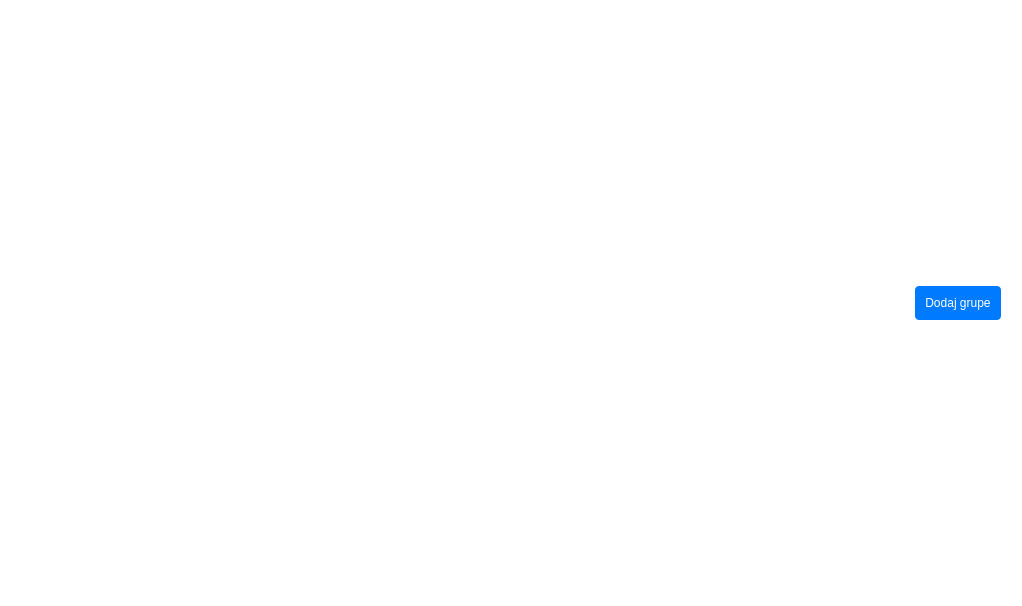
The window that groupswidget.ui (Karoleqk/Baza-Kontaktow) describes before a commit, drawn with Qt 5.
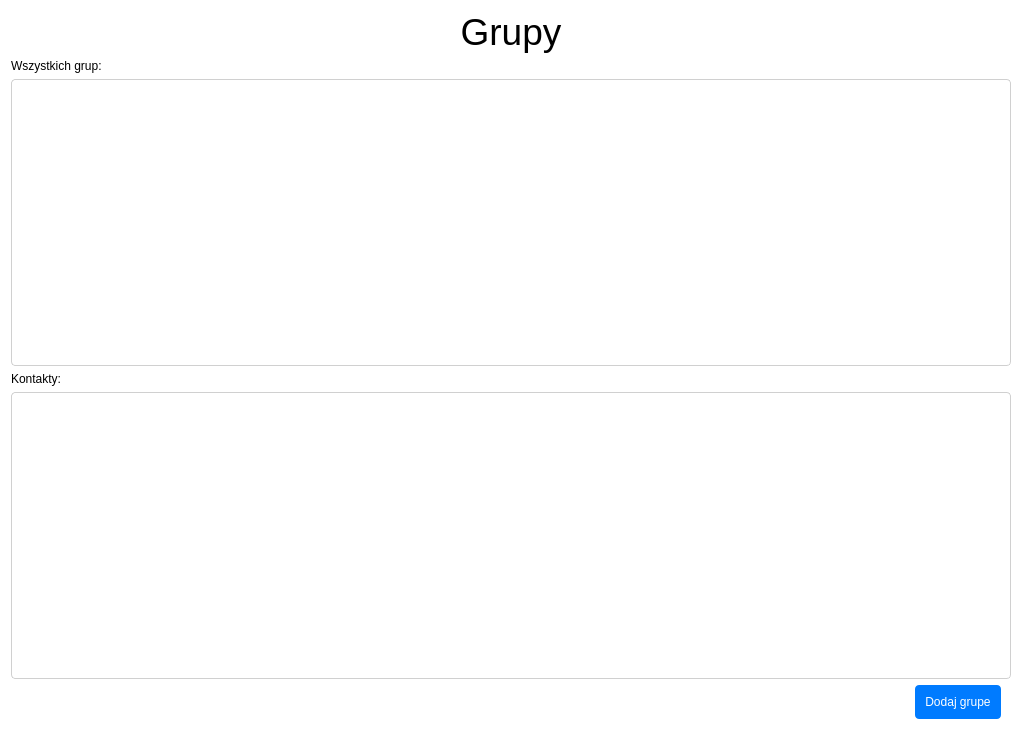
The same window after the commit.

Commit message: fully functioning contact groups

```diff
--- a/groupswidget.ui
+++ b/groupswidget.ui
@@ -7,7 +7,7 @@
     <x>0</x>
     <y>0</y>
     <width>1022</width>
-    <height>606</height>
+    <height>730</height>
    </rect>
   </property>
   <property name="sizePolicy">
@@ -156,12 +156,66 @@
   </property>
   <layout class="QVBoxLayout" name="verticalLayout_3">
    <item>
-    <layout class="QVBoxLayout" name="verticalLayout" stretch="4,3,1">
+    <layout class="QHBoxLayout" name="Header">
      <item>
-      <layout class="QGridLayout" name="groupsContainer"/>
+      <widget class="QLabel" name="label">
+       <property name="font">
+        <font>
+         <pointsize>28</pointsize>
+        </font>
+       </property>
+       <property name="text">
+        <string>Grupy</string>
+       </property>
+       <property name="alignment">
+        <set>Qt::AlignmentFlag::AlignCenter</set>
+       </property>
+      </widget>
      </item>
+    </layout>
+   </item>
      <item>
-      <layout class="QVBoxLayout" name="contacts_list"/>
+    <layout class="QVBoxLayout" name="Main">
+     <item>
+      <layout class="QVBoxLayout" name="groupContainer" stretch="0,4">
+       <item>
+        <layout class="QHBoxLayout" name="horizontalLayout" stretch="1,10">
+         <item>
+          <widget class="QLabel" name="label_3">
+           <property name="text">
+            <string>Wszystkich grup: </string>
+           </property>
+          </widget>
+         </item>
+         <item>
+          <widget class="QLabel" name="labelTotal">
+           <property name="text">
+            <string/>
+           </property>
+          </widget>
+         </item>
+        </layout>
+       </item>
+       <item>
+        <widget class="QTableWidget" name="groupsTable"/>
+       </item>
+      </layout>
+     </item>
+     <item>
+      <layout class="QVBoxLayout" name="groupsContactsContainer">
+       <item>
+        <widget class="QLabel" name="label_2">
+         <property name="text">
+          <string>Kontakty:</string>
+         </property>
+        </widget>
+       </item>
+       <item>
+        <widget class="QTableWidget" name="groupsContactsTable"/>
+       </item>
+      </layout>
+     </item>
+    </layout>
      </item>
      <item>
       <layout class="QHBoxLayout" name="Footer">
@@ -187,8 +241,6 @@
           <string>Dodaj grupe</string>
          </property>
         </widget>
-       </item>
-      </layout>
      </item>
     </layout>
    </item>
```
Lines whose indentation alone changed are shown as unchanged. The commit also changes 9 other files.
